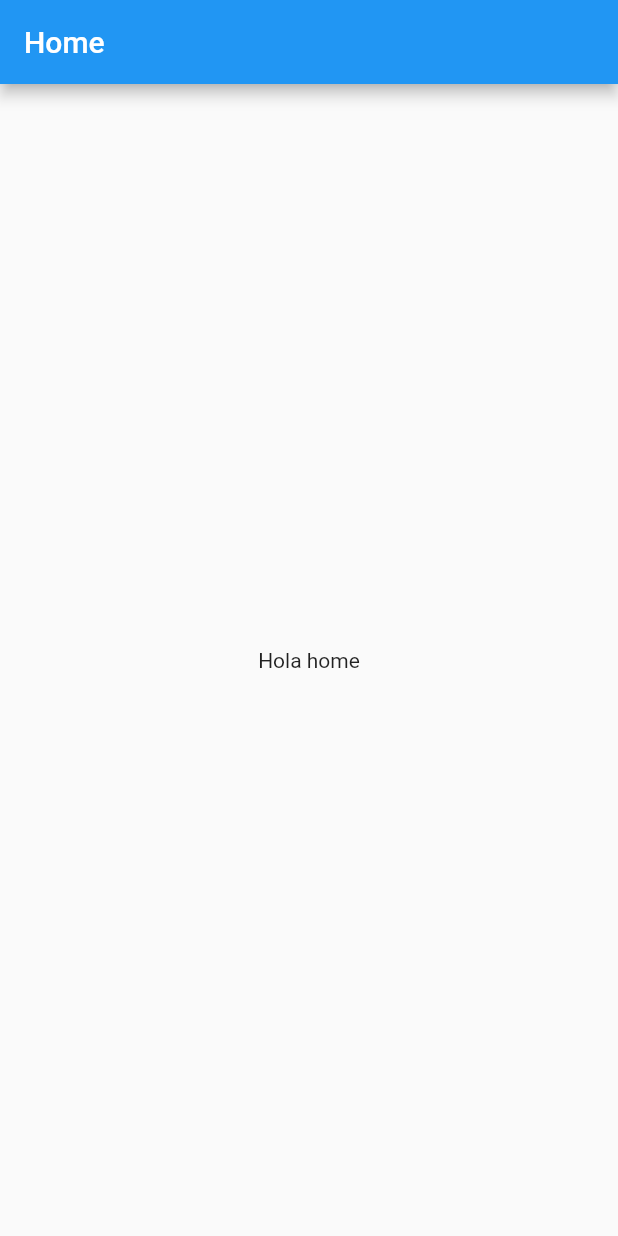
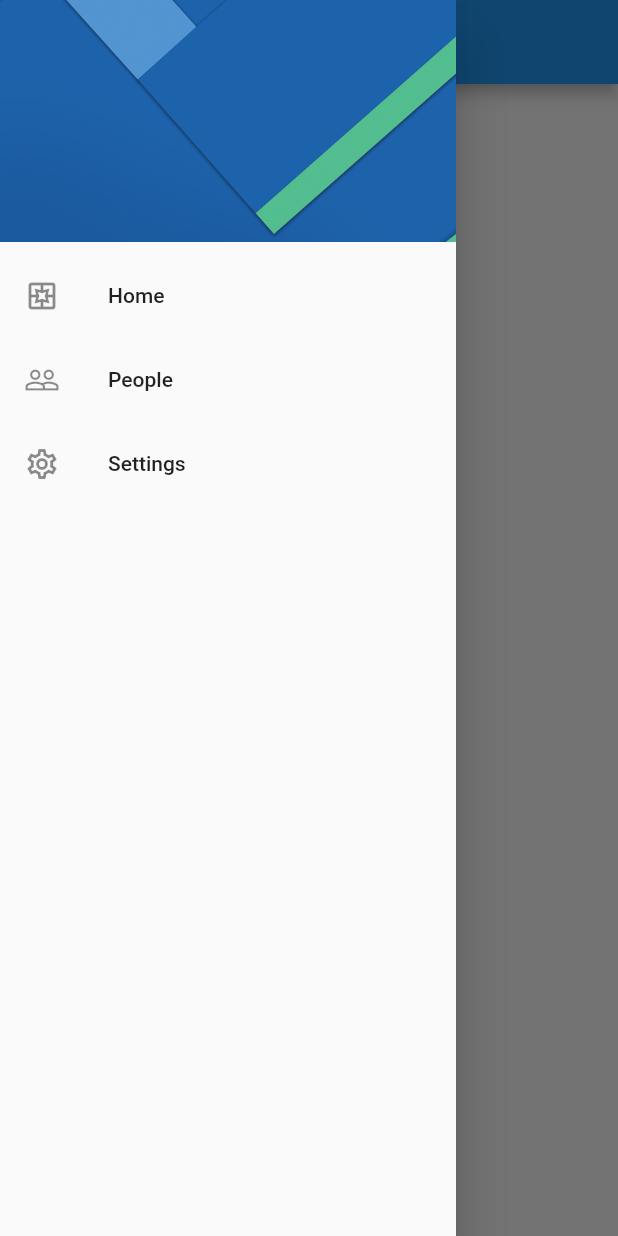
Before and after one commit to Keickd/Preferencias-de-usuario, a Flutter app: the screen it shows after launch, with the side drawer open (before the commit the screen has no drawer), on a phone screen of 412 x 824 dp. Run offline on Flutter 3.47's test engine with Material 2 defaults, Android fonts, the phone set to English and light mode, and no system bars.

Commit message:
basic side menu

```diff
--- a/lib/screens/home_screen.dart
+++ b/lib/screens/home_screen.dart
@@ -1,4 +1,5 @@
 import 'package:flutter/material.dart';
+import 'package:preferences_app/widgets/widgets.dart';
 
 class HomeScreen extends StatelessWidget {
   @override
@@ -7,6 +8,7 @@ class HomeScreen extends StatelessWidget {
       appBar: AppBar(
         title: Text('Home'),
       ),
+      drawer: SideMenu(),
       body: Center(
         child: Text('Hola home'),
       ),
--- a/lib/screens/settings_screen.dart
+++ b/lib/screens/settings_screen.dart
@@ -1,4 +1,5 @@
 import 'package:flutter/material.dart';
+import 'package:preferences_app/widgets/side_menu.dart';
 
 class SettingsScreen extends StatelessWidget {
   @override
@@ -7,6 +8,7 @@ class SettingsScreen extends StatelessWidget {
       appBar: AppBar(
         title: Text('Settings'),
       ),
+      drawer: SideMenu(),
       body: Center(
         child: Text('Hola settings'),
       ),
--- /dev/null
+++ b/lib/widgets/side_menu.dart
@@ -0,0 +1,57 @@
+import 'package:flutter/material.dart';
+
+class SideMenu extends StatelessWidget {
+  const SideMenu({super.key});
+
+  @override
+  Widget build(BuildContext context) {
+    return Drawer(
+      child: ListView(
+        padding: EdgeInsets.zero,
+        children: [
+          _DrawerHeader(),
+          ListTile(
+            leading: Icon(Icons.pages_outlined),
+            title: Text('Home'),
+            onTap: () {
+              Navigator.pushReplacementNamed(context, 'home');
+            },
+          ),
+          ListTile(
+            leading: Icon(Icons.people_outline),
+            title: Text('People'),
+            onTap: () {
+              Navigator.pushReplacementNamed(context, 'people');
+            },
+          ),
+          ListTile(
+            leading: Icon(Icons.settings_outlined),
+            title: Text('Settings'),
+            onTap: () {
+              Navigator.pushReplacementNamed(context, 'settings');
+            },
+          )
+        ],
+      ),
+    );
+  }
+}
+
+class _DrawerHeader extends StatelessWidget {
+  const _DrawerHeader({
+    super.key,
+  });
+
+  @override
+  Widget build(BuildContext context) {
+    return DrawerHeader(
+      child: Container(),
+      decoration: BoxDecoration(
+        image: DecorationImage(
+          image: AssetImage('assets/menu-img.jpg'),
+          fit: BoxFit.cover,
+        ),
+      ),
+    );
+  }
+}
--- /dev/null
+++ b/lib/widgets/widgets.dart
@@ -0,0 +1 @@
+export 'package:preferences_app/widgets/side_menu.dart';
--- a/pubspec.yaml
+++ b/pubspec.yaml
@@ -60,9 +60,8 @@ flutter:
   uses-material-design: true
 
   # To add assets to your application, add an assets section, like this:
-  # assets:
-  #   - images/a_dot_burr.jpeg
-  #   - images/a_dot_ham.jpeg
+  assets:
+    - assets/
 
   # An image asset can refer to one or more resolution-specific "variants", see
   # https://flutter.dev/assets-and-images/#resolution-aware
```
Also changed, not shown: assets/menu-img.jpg (added).
